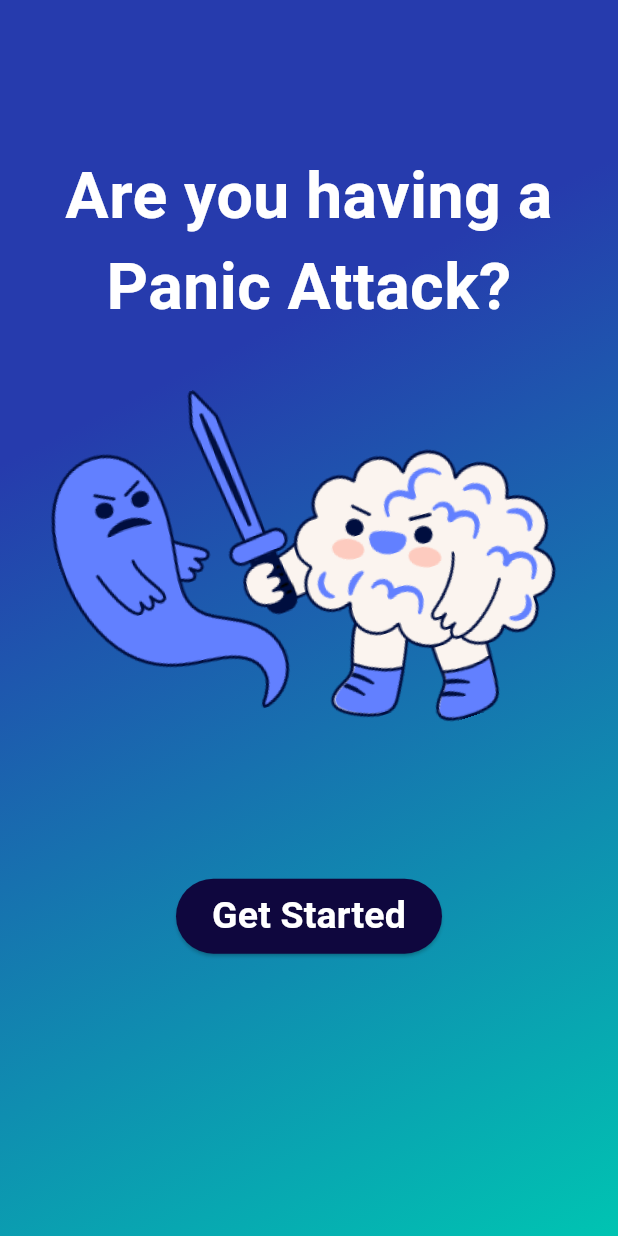
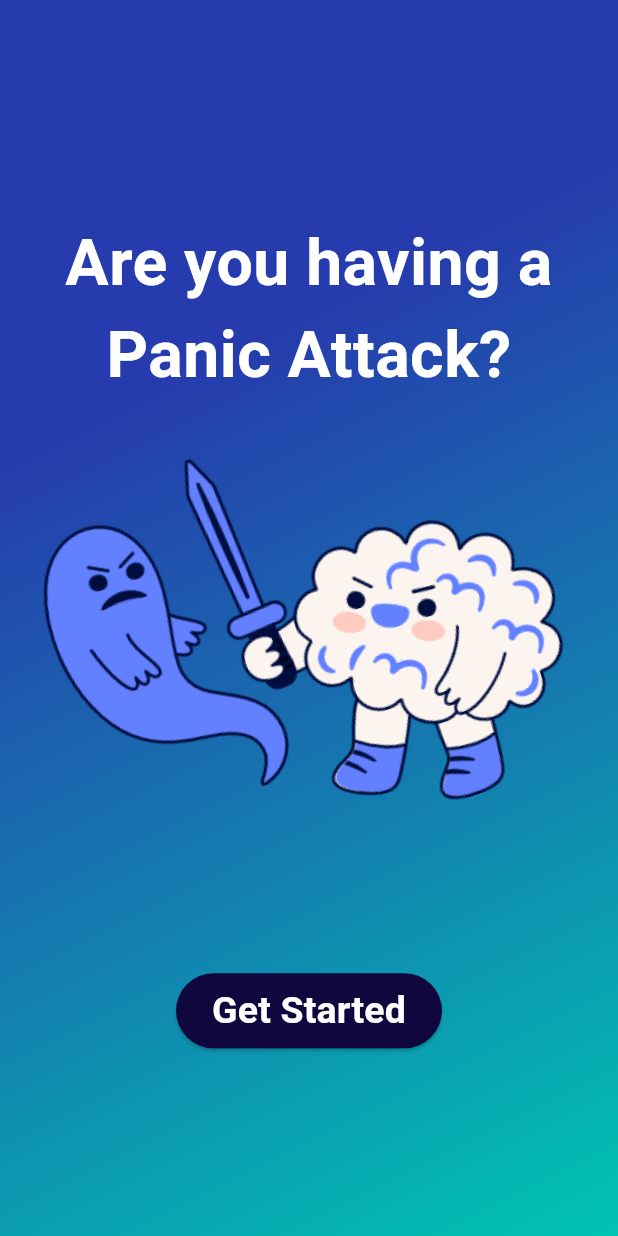
Before and after one commit to FatoomRe/Calm-Attack, a Flutter app: the screen it shows after launch, on a phone screen of 412 x 824 dp. Run offline on Flutter 3.47's test engine with Material 3 defaults, Android fonts, the phone set to English and light mode, and no system bars; our stand-ins replace audioplayers, rive, vibration.

Commit message:
improved  the code to make the design responsive

```diff
--- a/lib/Pages/start_screen.dart
+++ b/lib/Pages/start_screen.dart
@@ -1,50 +1,48 @@
+import 'dart:math';
 
 import 'package:calmattack/Pages/breathing_screen.dart';
 import 'package:flutter/material.dart';
-import 'dart:math';
 
 class StartScreen extends StatelessWidget {
   const StartScreen({super.key});
 
   @override
-  Widget build(context) {
+  Widget build(BuildContext context) {
+    final screenSize = MediaQuery.of(context).size;
+
     return Scaffold(
       body: Container(
         decoration: const BoxDecoration(
           gradient: LinearGradient(
             colors: [Color.fromARGB(255, 38, 59, 173), Color(0xff00c4b2)],
-            stops: [0.3, 2],
+            stops: [0.3, 1], // stops should ideally sum up to 1
             begin: Alignment.topLeft,
             end: Alignment.bottomRight,
           ),
         ),
         child: Center(
           child: Column(
+            mainAxisAlignment: MainAxisAlignment.center,
             children: [
-          const SizedBox(height: 100),
+              const SizedBox(height: 20),
               const Text(
+                'Are you having a\nPanic Attack?',
                 textAlign: TextAlign.center,
-            'Are you having a Panic Attack?',
                 style: TextStyle(
                   color: Colors.white,
                   fontSize: 43,
                   fontWeight: FontWeight.bold,
                 ),
               ),
-          const SizedBox(
-              height:
-                  20), //<-- add this line to add some space between the top and the image
+              const SizedBox(height: 20),
               Transform.rotate(
-            angle: -17.8 * pi / 180, //<-- rotate the image
+                angle: -17.8 * pi / 180,
                 child: Image.asset(
                   'assets/SSAttack.png',
-              width: 320,
+                  width: screenSize.width * 0.8, // Responsive width
                 ),
               ),
-          const SizedBox(
-              height:
-                  80), //<-- add this line to add some space between the image and the text
-          // ignore: sized_box_for_whitespace
+              const SizedBox(height: 90),
               Container(
                 height: 50,
                 child: ElevatedButton(
@@ -52,7 +50,8 @@ class StartScreen extends StatelessWidget {
                     Navigator.push(
                       context,
                       MaterialPageRoute(
-                      builder: (context) => const BreathingScreen()),
+                        builder: (context) => const BreathingScreen(),
+                      ),
                     );
                   },
                   style: ElevatedButton.styleFrom(
```
Lines whose indentation alone changed are shown as unchanged.
